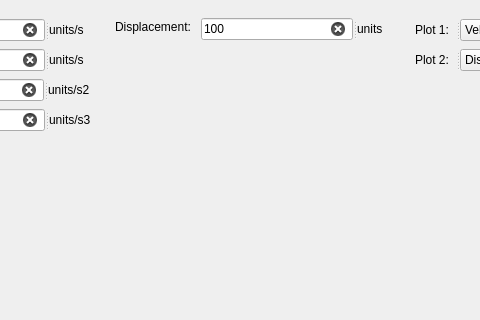
The window that ui/main_window.ui (whitecatboard/motion-third-order-simulator) describes before a commit, drawn with Qt 5; both pictures show x 224 to 704 and y 0 to 320 of the 1031 by 568 pixel window.
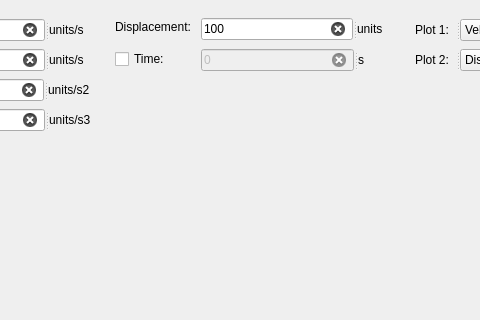
The same window after the commit. Custom widgets are drawn as their Qt base class.

Commit message: Added time constraint

```diff
--- a/ui/main_window.ui
+++ b/ui/main_window.ui
@@ -405,6 +405,57 @@
         </item>
        </widget>
       </widget>
+      <widget class="QCheckBox" name="cbTimeConstraint">
+       <property name="geometry">
+        <rect>
+         <x>330</x>
+         <y>40</y>
+         <width>71</width>
+         <height>20</height>
+        </rect>
+       </property>
+       <property name="text">
+        <string>Time:</string>
+       </property>
+      </widget>
+      <widget class="QSplitter" name="splitter_8">
+       <property name="geometry">
+        <rect>
+         <x>416</x>
+         <y>40</y>
+         <width>164</width>
+         <height>22</height>
+        </rect>
+       </property>
+       <property name="orientation">
+        <enum>Qt::Orientation::Horizontal</enum>
+       </property>
+       <widget class="QLineEdit" name="inputTimeConstraint">
+        <property name="enabled">
+         <bool>false</bool>
+        </property>
+        <property name="inputMethodHints">
+         <set>Qt::InputMethodHint::ImhNone</set>
+        </property>
+        <property name="inputMask">
+         <string notr="true"/>
+        </property>
+        <property name="text">
+         <string>0</string>
+        </property>
+        <property name="alignment">
+         <set>Qt::AlignmentFlag::AlignLeading|Qt::AlignmentFlag::AlignLeft|Qt::AlignmentFlag::AlignVCenter</set>
+        </property>
+        <property name="clearButtonEnabled">
+         <bool>true</bool>
+        </property>
+       </widget>
+       <widget class="QLabel" name="label_13">
+        <property name="text">
+         <string>s</string>
+        </property>
+       </widget>
+      </widget>
      </widget>
     </item>
    </layout>
```
The commit also changes 7 other files.
